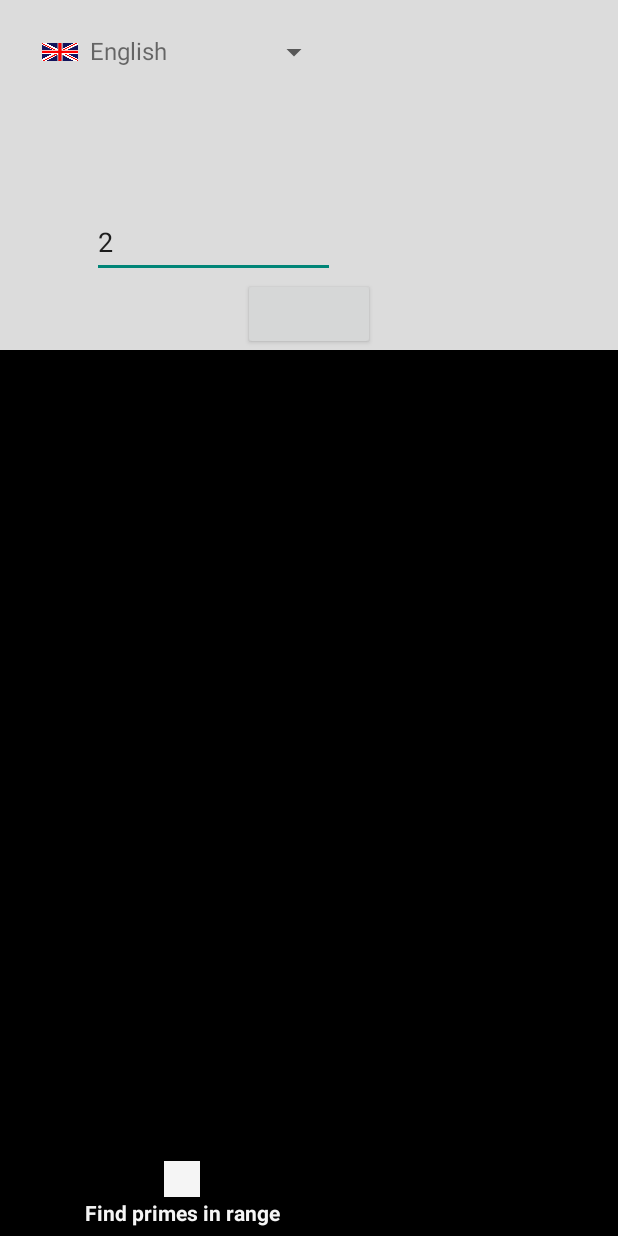
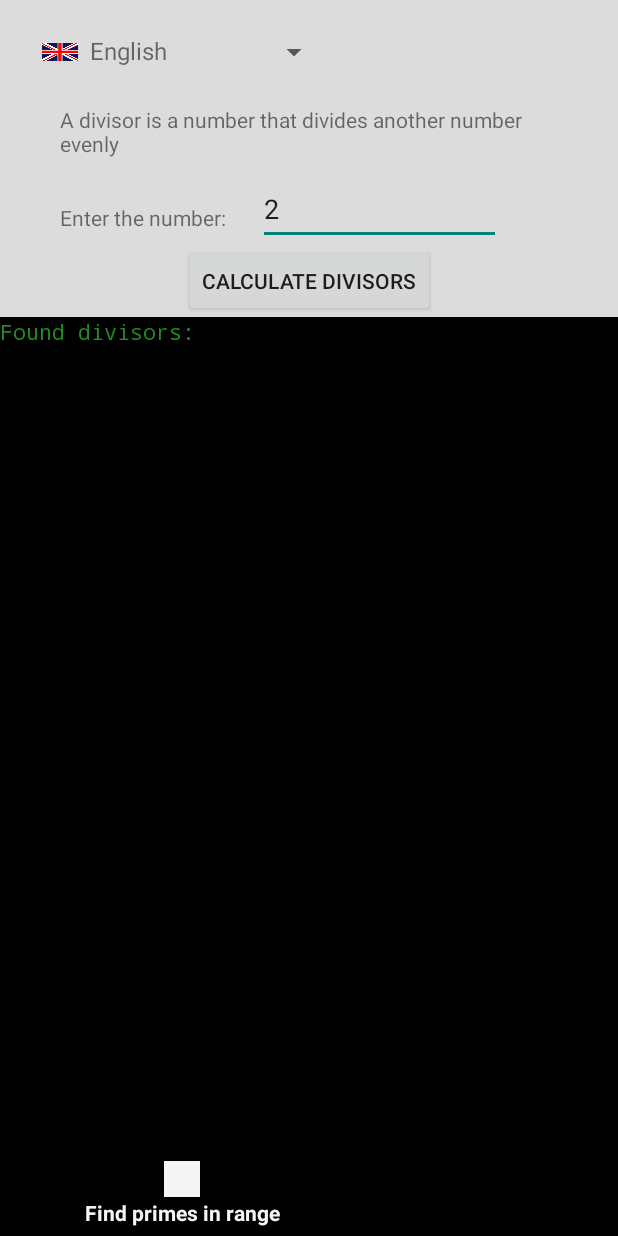
Before and after one commit to vadiohead/PrimeNumbers, an Android app: the screen it shows after launch (MainActivity), on a phone screen of 412 x 824 dp. Run offline under Robolectric (Android 15) with nearby library versions, the light colour scheme and no system bars.

Commit message:
upgraded divisor page 2

```diff
--- a/app/src/main/java/com/example/primenumbers/MainActivity.java
+++ b/app/src/main/java/com/example/primenumbers/MainActivity.java
@@ -325,10 +325,17 @@ public class MainActivity extends AppCompatActivity {
                 definitionView.setText(definition);
                 defaultView.setText(defaultString);
                 textView.setText(text);
-                startView.setText(from);
-                endView.setText(to);
+                fromView.setText(from);
+                toView.setText(to);
+                startView.setText("2");
+                endView.setText("1000");
                 copyButton.setText(copy);
                 calculateButton.setText(calculate);
+
+                calculateDivisors.setText(calculate_divisors);
+                divisorDefinition.setText(denominator_definition);
+                divisorResult.setText(divisor_result);
+                numberInputText.setText(number_input_text);
                 Log.d("BLOODY HELL", "LANGUAGE CHANGING PROCESS FINISHED");
             }
 
@@ -353,39 +360,25 @@ public class MainActivity extends AppCompatActivity {
 
         // initialise views
         textView = findViewById(R.id.textView2);
-        textView.setText(text);
-
         startView = findViewById(R.id.fromValue);
-        startView.setText(from);
         endView = findViewById(R.id.toValue);
-        endView.setText(to);
 
         copyButton = findViewById(R.id.copy);
-        copyButton.setText(copy);
         calculateButton = findViewById(R.id.calculate);
-        calculateButton.setText(calculate);
 
         definitionView = findViewById(R.id.definition);
-        definitionView.setText(definition);
         defaultView = findViewById(R.id.numbers);
-        defaultView.setText(defaultString);
 
-        fromView = findViewById(R.id.fromValue);
-        toView = findViewById(R.id.toValue);
+        fromView = findViewById(R.id.from);
+        toView = findViewById(R.id.to);
         result = findViewById(R.id.numbers);
         Log.d("BLOODY HELL", "ACTIVITY CREATED");
 
         numberInput = findViewById(R.id.number_input);
         numberInputText = findViewById(R.id.number_input_text);
-        numberInputText.setText(number_input_text);
-        Log.d("NIT", "Text is " + number_input_text);
-        Log.d("NIT", numberInputText.getText().toString());
         divisorResult = findViewById(R.id.divisor_result);
-        divisorResult.setText(divisor_result);
         divisorDefinition = findViewById(R.id.divisor_definition);
-        divisorDefinition.setText(denominator_definition);
         calculateDivisors = findViewById(R.id.calculate_divisors);
-        calculateDivisors.setText(calculate_divisors);
 
         primeLayout = findViewById(R.id.prime_layout);
         divisorLayout = findViewById(R.id.divisor_layout);
--- a/app/src/main/res/layout/activity_main.xml
+++ b/app/src/main/res/layout/activity_main.xml
@@ -23,21 +23,24 @@
         android:id="@+id/prime_layout"
         android:layout_width="match_parent"
         android:layout_height="0dp"
-        android:visibility="gone"
-        app:layout_constraintTop_toBottomOf="@id/spinner"
+        android:visibility="invisible"
         app:layout_constraintBottom_toTopOf="@id/bottom_navigation"
+        app:layout_constraintEnd_toEndOf="parent"
         app:layout_constraintStart_toStartOf="parent"
-        app:layout_constraintEnd_toEndOf="parent">
+        app:layout_constraintTop_toBottomOf="@id/spinner">
 
         <!-- Definition TextView -->
         <TextView
             android:id="@+id/definition"
-            android:layout_width="329dp"
-            android:layout_height="67dp"
+            android:layout_width="match_parent"
+            android:layout_height="wrap_content"
+            android:layout_marginStart="40dp"
+            android:layout_marginTop="10dp"
+            android:layout_marginEnd="40dp"
             android:text="@string/definition"
-            app:layout_constraintTop_toTopOf="parent"
+            app:layout_constraintEnd_toEndOf="parent"
             app:layout_constraintStart_toStartOf="parent"
-            app:layout_constraintEnd_toEndOf="parent"/>
+            app:layout_constraintTop_toTopOf="parent" />
 
         <!-- TextView 2 -->
         <TextView
@@ -45,9 +48,10 @@
             android:layout_width="wrap_content"
             android:layout_height="wrap_content"
             android:layout_marginStart="40dp"
+            android:layout_marginTop="10dp"
             android:text="@string/text"
-            app:layout_constraintTop_toBottomOf="@id/definition"
-            app:layout_constraintStart_toStartOf="parent"/>
+            app:layout_constraintStart_toStartOf="parent"
+            app:layout_constraintTop_toBottomOf="@id/definition" />
 
         <!-- From TextView -->
         <TextView
@@ -57,33 +61,8 @@
             android:layout_marginStart="40dp"
             android:layout_marginTop="30dp"
             android:text="@string/from"
-            app:layout_constraintTop_toBottomOf="@id/textView2"
-            app:layout_constraintStart_toStartOf="parent"/>
-
-        <!-- From Value EditText -->
-        <EditText
-            android:id="@+id/fromValue"
-            android:layout_width="162dp"
-            android:layout_height="48dp"
-            android:ems="10"
-            android:inputType="number"
-            android:text="2"
-            app:layout_constraintTop_toTopOf="@id/from"
-            app:layout_constraintStart_toEndOf="@id/from"
-            android:layout_marginStart="21dp"
-            android:layout_marginTop="-20dp"/>
-
-        <!-- To Value EditText -->
-        <EditText
-            android:id="@+id/toValue"
-            android:layout_width="162dp"
-            android:layout_height="48dp"
-            android:ems="10"
-            android:inputType="number"
-            android:text="1000"
-            app:layout_constraintTop_toBottomOf="@id/fromValue"
-            app:layout_constraintStart_toEndOf="@id/from"
-            android:layout_marginStart="21dp"/>
+            app:layout_constraintStart_toStartOf="parent"
+            app:layout_constraintTop_toBottomOf="@id/textView2" />
 
         <!-- To TextView -->
         <TextView
@@ -93,18 +72,43 @@
             android:layout_marginStart="40dp"
             android:layout_marginTop="30dp"
             android:text="@string/to"
-            app:layout_constraintTop_toBottomOf="@id/from"
-            app:layout_constraintStart_toStartOf="parent"/>
+            app:layout_constraintStart_toStartOf="parent"
+            app:layout_constraintTop_toBottomOf="@id/from" />
+
+        <!-- From Value EditText -->
+        <EditText
+            android:id="@+id/fromValue"
+            android:layout_width="162dp"
+            android:layout_height="wrap_content"
+            android:layout_marginStart="21dp"
+            android:layout_marginTop="-20dp"
+            android:ems="10"
+            android:inputType="number"
+            android:text="2"
+            app:layout_constraintStart_toEndOf="@id/from"
+            app:layout_constraintTop_toTopOf="@id/from" />
+
+        <!-- To Value EditText -->
+        <EditText
+            android:id="@+id/toValue"
+            android:layout_width="162dp"
+            android:layout_height="wrap_content"
+            android:layout_marginStart="21dp"
+            android:ems="10"
+            android:inputType="number"
+            android:text="1000"
+            app:layout_constraintStart_toEndOf="@id/from"
+            app:layout_constraintTop_toBottomOf="@id/fromValue" />
 
         <!-- Button Container (LinearLayout replaced with ConstraintLayout) -->
         <androidx.constraintlayout.widget.ConstraintLayout
             android:id="@+id/buttonContainer"
             android:layout_width="wrap_content"
             android:layout_height="wrap_content"
-            app:layout_constraintTop_toBottomOf="@id/toValue"
+            app:layout_constraintEnd_toEndOf="parent"
+            app:layout_constraintHorizontal_bias="0.5"
             app:layout_constraintStart_toStartOf="parent"
-            app:layout_constraintEnd_toEndOf="parent"
-            app:layout_constraintHorizontal_bias="0.5">
+            app:layout_constraintTop_toBottomOf="@id/toValue">
 
             <!-- Calculate Button -->
             <Button
@@ -135,9 +139,9 @@
             android:layout_width="match_parent"
             android:layout_height="0dp"
             android:background="@color/black"
-            app:layout_constraintTop_toBottomOf="@id/buttonContainer"
             app:layout_constraintBottom_toBottomOf="parent"
-            app:layout_constraintStart_toStartOf="parent">
+            app:layout_constraintStart_toStartOf="parent"
+            app:layout_constraintTop_toBottomOf="@id/buttonContainer">
 
             <LinearLayout
                 android:layout_width="match_parent"
@@ -151,7 +155,7 @@
                     android:layout_height="wrap_content"
                     android:fontFamily="monospace"
                     android:text="@string/display"
-                    android:textColor="#228b22"/>
+                    android:textColor="#228b22" />
             </LinearLayout>
         </ScrollView>
     </androidx.constraintlayout.widget.ConstraintLayout>
@@ -161,20 +165,24 @@
         android:id="@+id/divisor_layout"
         android:layout_width="match_parent"
         android:layout_height="0dp"
-        app:layout_constraintTop_toBottomOf="@id/spinner"
+        android:visibility="visible"
         app:layout_constraintBottom_toTopOf="@id/bottom_navigation"
+        app:layout_constraintEnd_toEndOf="parent"
         app:layout_constraintStart_toStartOf="parent"
-        app:layout_constraintEnd_toEndOf="parent">
+        app:layout_constraintTop_toBottomOf="@id/spinner">
 
         <!-- Denominator Definition -->
         <TextView
             android:id="@+id/divisor_definition"
-            android:layout_width="329dp"
-            android:layout_height="67dp"
             android:text="@string/divisor_definition"
-            app:layout_constraintTop_toTopOf="parent"
+            android:layout_width="match_parent"
+            android:layout_height="wrap_content"
+            android:layout_marginStart="40dp"
+            android:layout_marginTop="10dp"
+            android:layout_marginEnd="40dp"
+            app:layout_constraintEnd_toEndOf="parent"
             app:layout_constraintStart_toStartOf="parent"
-            app:layout_constraintEnd_toEndOf="parent"/>
+            app:layout_constraintTop_toTopOf="parent" />
 
         <!-- From TextView -->
         <TextView
@@ -184,21 +192,21 @@
             android:layout_marginStart="40dp"
             android:layout_marginTop="30dp"
             android:text="@string/enter_number"
-            app:layout_constraintTop_toBottomOf="@id/divisor_definition"
-            app:layout_constraintStart_toStartOf="parent"/>
+            app:layout_constraintStart_toStartOf="parent"
+            app:layout_constraintTop_toBottomOf="@id/divisor_definition" />
 
         <!-- From Value EditText -->
         <EditText
             android:id="@+id/number_input"
             android:layout_width="162dp"
             android:layout_height="48dp"
+            android:layout_marginStart="21dp"
+            android:layout_marginTop="-20dp"
             android:ems="10"
             android:inputType="number"
             android:text="2"
-            app:layout_constraintTop_toTopOf="@id/number_input_text"
             app:layout_constraintStart_toEndOf="@id/number_input_text"
-            android:layout_marginStart="21dp"
-            android:layout_marginTop="-20dp"/>
+            app:layout_constraintTop_toTopOf="@id/number_input_text" />
 
         <!-- Calculate Divisors Button -->
         <Button
@@ -206,18 +214,18 @@
             android:layout_width="wrap_content"
             android:layout_height="wrap_content"
             android:text="@string/calculate_divisors"
-            app:layout_constraintTop_toBottomOf="@id/number_input"
+            app:layout_constraintEnd_toEndOf="parent"
             app:layout_constraintStart_toStartOf="parent"
-            app:layout_constraintEnd_toEndOf="parent"/>
+            app:layout_constraintTop_toBottomOf="@id/number_input" />
 
         <!-- ScrollView for Divisor Results -->
         <ScrollView
             android:layout_width="match_parent"
             android:layout_height="0dp"
             android:background="@color/black"
-            app:layout_constraintTop_toBottomOf="@id/calculate_divisors"
             app:layout_constraintBottom_toBottomOf="parent"
-            app:layout_constraintStart_toStartOf="parent">
+            app:layout_constraintStart_toStartOf="parent"
+            app:layout_constraintTop_toBottomOf="@id/calculate_divisors">
 
             <LinearLayout
                 android:layout_width="match_parent"
@@ -231,7 +239,7 @@
                     android:layout_height="wrap_content"
                     android:fontFamily="monospace"
                     android:text="@string/display"
-                    android:textColor="#228b22"/>
+                    android:textColor="#228b22" />
             </LinearLayout>
         </ScrollView>
     </androidx.constraintlayout.widget.ConstraintLayout>
```
